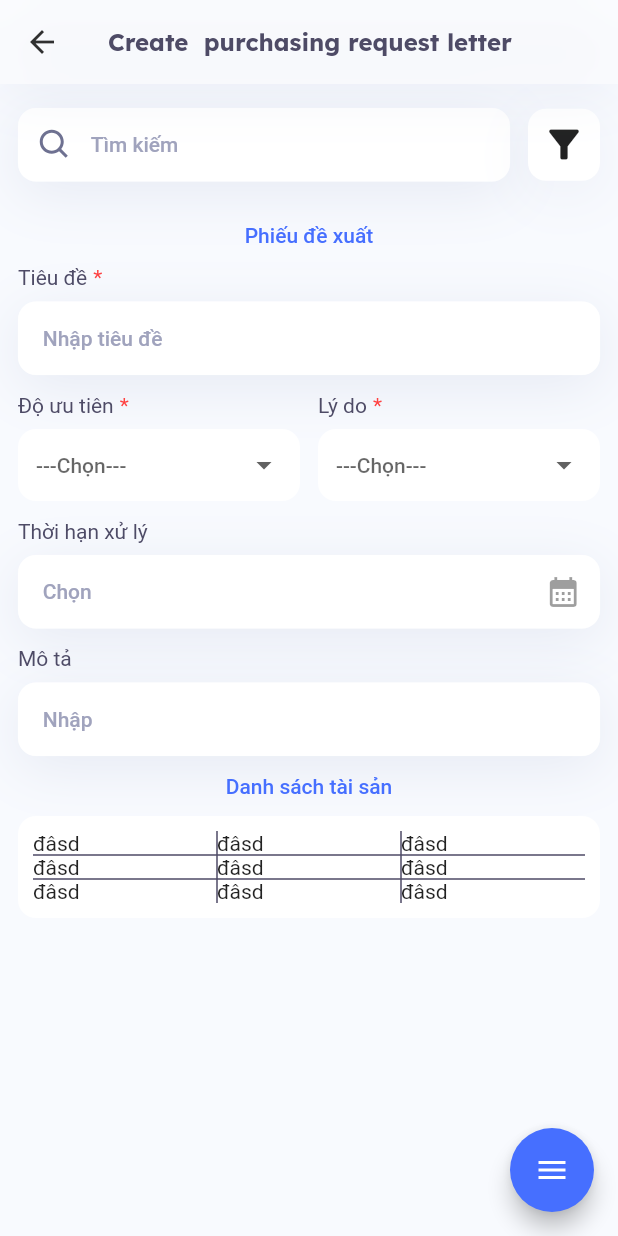
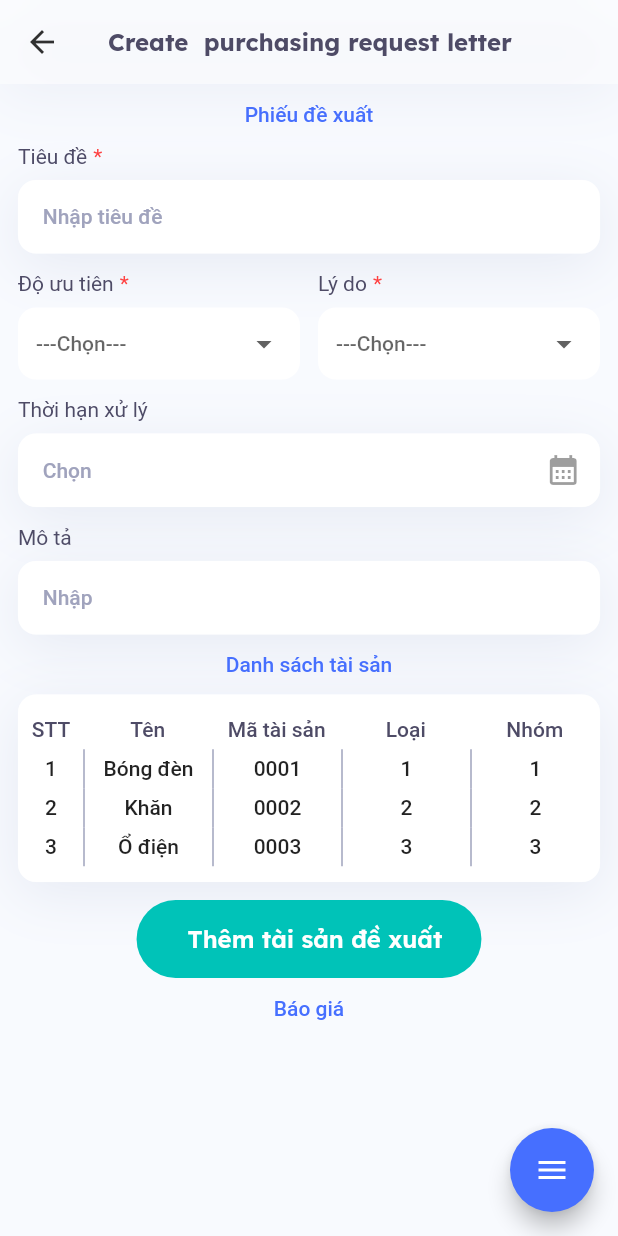
Before and after one commit to MinhGiang241/qlda_demego, a Flutter app: the CreateRequestPurchaseScreen screen opened by its route, on a phone screen of 412 x 824 dp. Run offline on Flutter 3.47's test engine with Material 2 defaults, Android fonts, the phone set to English and light mode, and no system bars; drawn by our look-alikes of badges, flutter_speed_dial; our stand-ins replace auto_size_text, bloc, dio, flutter_bloc, flutter_svg, graphql and 1 more; missing offline and left inert: oauth2.

Commit message:
finish asset table request

```diff
--- /dev/null
+++ b/lib/screens/assets/components/data_asset_list_table.dart
@@ -0,0 +1,89 @@
+// ignore_for_file: prefer_const_constructors
+
+import 'package:flutter/material.dart';
+import 'package:flutter/src/widgets/container.dart';
+import 'package:flutter/src/widgets/framework.dart';
+import 'package:qlda_demego/constant/constants.dart';
+
+import '../../../widgets/primary_card.dart';
+
+class DataAssetListTable extends StatelessWidget {
+  DataAssetListTable({super.key, required this.data});
+  var data;
+  @override
+  Widget build(BuildContext context) {
+    return PrimaryCard(
+      child: Padding(
+        padding: EdgeInsets.symmetric(vertical: 10),
+        child: Table(
+          defaultVerticalAlignment: TableCellVerticalAlignment.middle,
+          columnWidths: {
+            ...data[0]
+                .entries
+                .map((e) {
+                  if (e.key == 'STT') {
+                    return FlexColumnWidth(1);
+                  }
+                  return FlexColumnWidth(2);
+                })
+                .toList()
+                .asMap()
+          },
+          children: [
+            TableRow(
+              decoration: BoxDecoration(
+                borderRadius: BorderRadius.only(
+                  topLeft: Radius.circular(12),
+                  topRight: Radius.circular(12),
+                ),
+              ),
+              children: [
+                ...data[0].entries.map(
+                      (e) => Padding(
+                        padding: EdgeInsets.all(5),
+                        child: Text(
+                          e.key,
+                          textAlign: TextAlign.center,
+                          style: txtBodySmallBold(color: grayScaleColorBase),
+                        ),
+                      ),
+                    )
+              ],
+            ),
+            ...data
+                .map(
+                  (e) => TableRow(
+                    children: [
+                      ...e.keys
+                          .map(
+                            (j) => Container(
+                              padding: EdgeInsets.symmetric(vertical: 5),
+                              decoration: BoxDecoration(
+                                border: j != 'STT'
+                                    ? Border(
+                                        left: BorderSide(
+                                          color: grayScaleColor3,
+                                          width: 1,
+                                        ),
+                                      )
+                                    : null,
+                              ),
+                              child: Text(
+                                e[j]!,
+                                style: txtBodySmallBold(),
+                                textAlign: TextAlign.center,
+                                overflow: TextOverflow.ellipsis,
+                              ),
+                            ),
+                          )
+                          .toList()
+                    ],
+                  ),
+                )
+                .toList(),
+          ],
+        ),
+      ),
+    );
+  }
+}
--- a/lib/screens/assets/create_request_purchase_screen.dart
+++ b/lib/screens/assets/create_request_purchase_screen.dart
@@ -6,6 +6,7 @@ import 'package:flutter/src/widgets/framework.dart';
 import 'package:flutter/widgets.dart';
 import 'package:qlda_demego/utils/convert_date_time.dart';
 import 'package:qlda_demego/widgets/primary_appbar.dart';
+import 'package:qlda_demego/widgets/primary_button.dart';
 import 'package:qlda_demego/widgets/primary_dropdown.dart';
 import 'package:qlda_demego/widgets/primary_screen.dart';
 import 'package:qlda_demego/widgets/primary_text_field.dart';
@@ -14,6 +15,33 @@ import 'package:qlda_demego/widgets/search_bar.dart';
 import '../../constant/constants.dart';
 import '../../generated/l10n.dart';
 import '../../widgets/float_button.dart';
+import 'components/data_asset_list_table.dart';
+
+const dataAssets = [
+  {
+    "STT": "1",
+    "Tên": "Bóng đèn",
+    "Mã tài sản": "0001",
+    "Loại": "1",
+    "Nhóm": "1",
+  },
+  {
+    "STT": "2",
+    "Tên": "Khăn",
+    "Mã tài sản": "0002",
+    "Loại": "2",
+    "Nhóm": "2",
+  },
+  {
+    "STT": "3",
+    "Tên": "Ổ điện",
+    "Mã tài sản": "0003",
+    "Loại": "3",
+    "Nhóm": "3",
+  },
+];
+
+var dataQuotation = [];
 
 class CreateRequestPurchaseScreen extends StatefulWidget {
   const CreateRequestPurchaseScreen({super.key});
@@ -23,27 +51,6 @@ class CreateRequestPurchaseScreen extends StatefulWidget {
   State<CreateRequestPurchaseScreen> createState() =>
       _CreateRequestPurchaseScreenState();
 }
-
-const dataAssets = [
-  {
-    "Tên": "Bóng đèn",
-    "Mã tài sản": "0001",
-    "Loại": "1",
-    "Nhóm": "1",
-  },
-  {
-    "Tên": "Khăn",
-    "Mã tài sản": "0002",
-    "Loại": "2",
-    "Nhóm": "2",
-  },
-  {
-    "Tên": "Ổ điện",
-    "Mã tài sản": "0003",
-    "Loại": "3",
-    "Nhóm": "3",
-  },
-];
 
 class _CreateRequestPurchaseScreenState
     extends State<CreateRequestPurchaseScreen> {
@@ -76,11 +83,9 @@ class _CreateRequestPurchaseScreenState
       ),
       body: Padding(
         padding: const EdgeInsets.symmetric(horizontal: 12),
+        child: SafeArea(
           child: Column(
             children: [
-            SearchBar(
-              onPress: () {},
-            ),
               vpad(12),
               Flexible(
                 child: ListView(
@@ -145,7 +150,7 @@ class _CreateRequestPurchaseScreenState
                       hint: S.of(context).enter,
                     ),
                     vpad(12),
-                  Container(
+                    Center(
                       child: Text(
                         S.of(context).asset_list,
                         style: txtBodySmallBold(color: blueColor),
@@ -153,49 +158,29 @@ class _CreateRequestPurchaseScreenState
                       ),
                     ),
                     vpad(12),
-                  Container(
-                    padding: EdgeInsets.all(10),
-                    decoration: BoxDecoration(
-                      borderRadius: BorderRadius.circular(12),
-                      color: Colors.white,
-                    ),
-                    child: Table(
-                      border: TableBorder.symmetric(
-                        outside: BorderSide.none,
-                        inside: const BorderSide(
-                          width: 1,
-                          color: grayScaleColorBase,
+                    DataAssetListTable(data: dataAssets),
+                    vpad(12),
+                    Center(
+                      child: PrimaryButton(
+                        text: S.of(context).add_request_asset,
+                        buttonType: ButtonType.secondary,
+                        secondaryBackgroundColor: secondaryColorBase,
                       ),
                     ),
-                      children: [
-                        TableRow(
-                          children: [
-                            Text('đâsd'),
-                            Text('đâsd'),
-                            Text('đâsd'),
-                          ],
+                    vpad(12),
+                    Center(
+                      child: Text(
+                        S.of(context).quotation,
+                        style: txtBodySmallBold(color: blueColor),
+                        textAlign: TextAlign.center,
                       ),
-                        TableRow(
-                          children: [
-                            Text('đâsd'),
-                            Text('đâsd'),
-                            Text('đâsd'),
-                          ],
                     ),
-                        TableRow(
-                          children: [
-                            Text('đâsd'),
-                            Text('đâsd'),
-                            Text('đâsd'),
-                          ],
-                        ),
+                    vpad(50)
                   ],
                 ),
               )
             ],
           ),
-            )
-          ],
         ),
       ),
       floatingActionButton: FloatDialButton(
```
Also changed, not shown: lib/screens/assets/components/data_asset_quotation_table.dart (added). Lines whose indentation alone changed are shown as unchanged.
